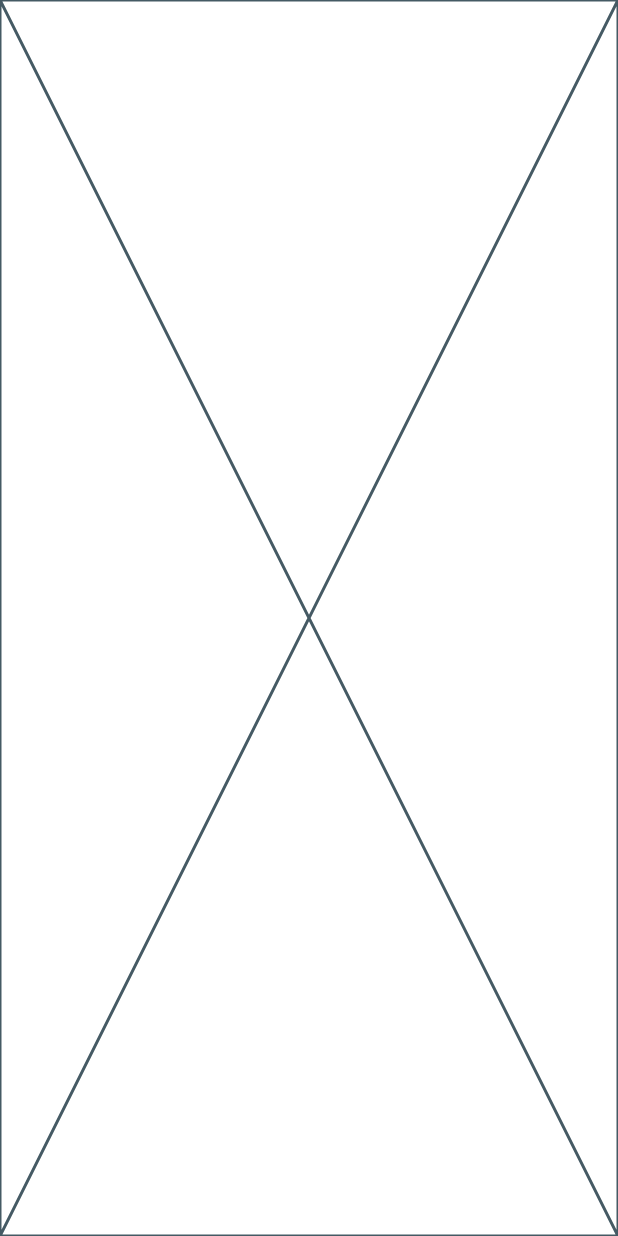
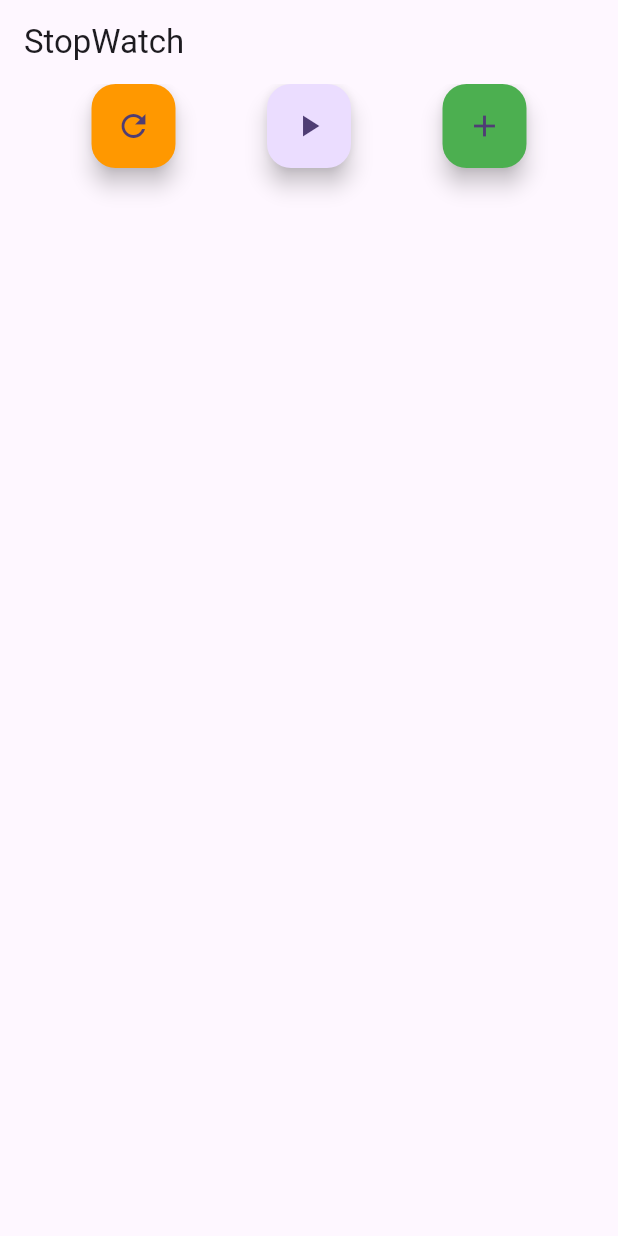
Before and after one commit to 0titanium/flutter_stopwatch, a Flutter app: the screen it shows after launch, on a phone screen of 412 x 824 dp. Run offline on Flutter 3.47's test engine with Material 3 defaults, Android fonts, the phone set to English and light mode, and no system bars.

Commit message:
feat: add refresh, play, add button ui

```diff
--- a/lib/presentation/stopwatch_screen.dart
+++ b/lib/presentation/stopwatch_screen.dart
@@ -10,6 +10,33 @@ class StopWatchScreen extends StatefulWidget {
 class _StopWatchScreenState extends State<StopWatchScreen> {
   @override
   Widget build(BuildContext context) {
-    return const Placeholder();
+    return Scaffold(
+      appBar: AppBar(
+        title: Text('StopWatch'),
+      ),
+      body: Column(
+        children: [
+          Row(
+            mainAxisAlignment: MainAxisAlignment.spaceEvenly,
+            children: [
+              FloatingActionButton(
+                backgroundColor: Colors.orange,
+                onPressed: () {},
+                child: Icon(Icons.refresh),
+              ),
+              FloatingActionButton(
+                onPressed: () {},
+                child: Icon(Icons.play_arrow),
+              ),
+              FloatingActionButton(
+                backgroundColor: Colors.green,
+                onPressed: () {},
+                child: Icon(Icons.add),
+              ),
+            ],
+          )
+        ],
+      ),
+    );
   }
 }
```
